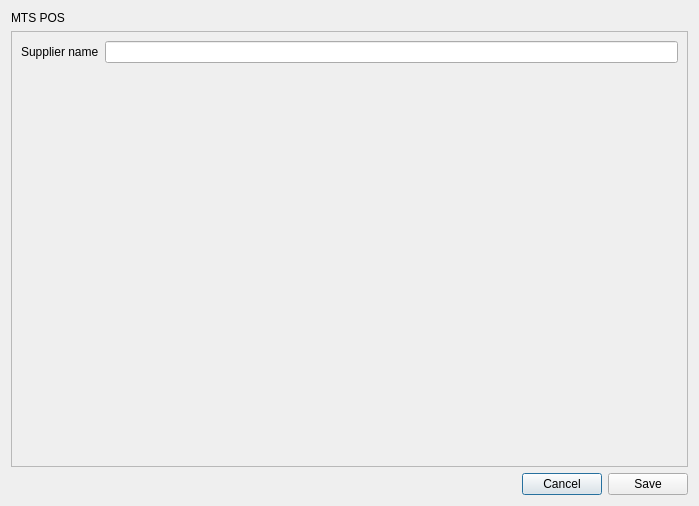
This is app/views/templates/generated/EditSupplier.ui in rondalefloyd/mts-pos as Qt 5 draws it before an edit. The edited form follows.
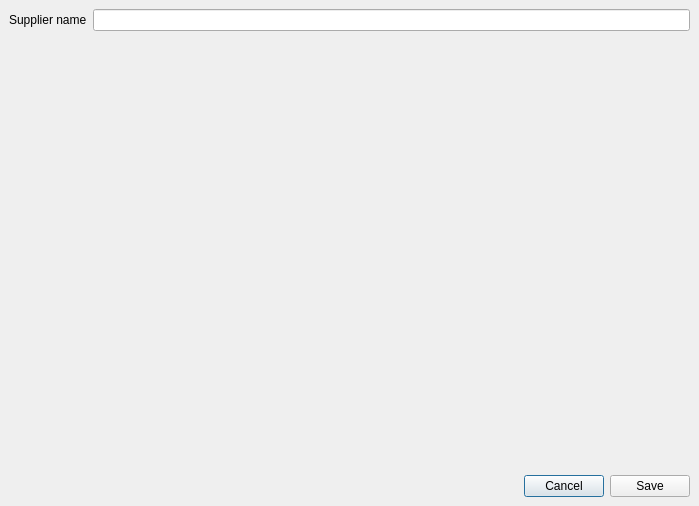
This is the edited form.

```diff
--- a/app/views/templates/generated/EditSupplier.ui
+++ b/app/views/templates/generated/EditSupplier.ui
@@ -14,21 +14,26 @@
    <string>Edit supplier</string>
   </property>
   <layout class="QVBoxLayout" name="verticalLayout">
-   <item>
-    <widget class="QLabel" name="label_6">
-     <property name="sizePolicy">
-      <sizepolicy hsizetype="Preferred" vsizetype="Fixed">
-       <horstretch>0</horstretch>
-       <verstretch>0</verstretch>
-      </sizepolicy>
-     </property>
-     <property name="text">
-      <string>MTS POS</string>
-     </property>
-    </widget>
-   </item>
+   <property name="spacing">
+    <number>0</number>
+   </property>
+   <property name="leftMargin">
+    <number>0</number>
+   </property>
+   <property name="topMargin">
+    <number>0</number>
+   </property>
+   <property name="rightMargin">
+    <number>0</number>
+   </property>
+   <property name="bottomMargin">
+    <number>0</number>
+   </property>
    <item>
     <widget class="QScrollArea" name="scrollArea">
+     <property name="frameShape">
+      <enum>QFrame::NoFrame</enum>
+     </property>
      <property name="widgetResizable">
       <bool>true</bool>
      </property>
@@ -37,8 +42,8 @@
        <rect>
         <x>0</x>
         <y>0</y>
-        <width>679</width>
-        <height>436</height>
+        <width>699</width>
+        <height>465</height>
        </rect>
       </property>
       <layout class="QFormLayout" name="formLayout">
@@ -57,7 +62,8 @@
     </widget>
    </item>
    <item>
-    <layout class="QHBoxLayout" name="horizontalLayout">
+    <widget class="QWidget" name="widget" native="true">
+     <layout class="QHBoxLayout" name="horizontalLayout_2">
      <item>
       <spacer name="horizontalSpacer">
        <property name="orientation">
@@ -86,6 +92,7 @@
       </widget>
      </item>
     </layout>
+    </widget>
    </item>
   </layout>
  </widget>
```
Left out of the diff: 2 changed lines with no effect on the pictures. Lines whose indentation alone changed are shown as unchanged.
